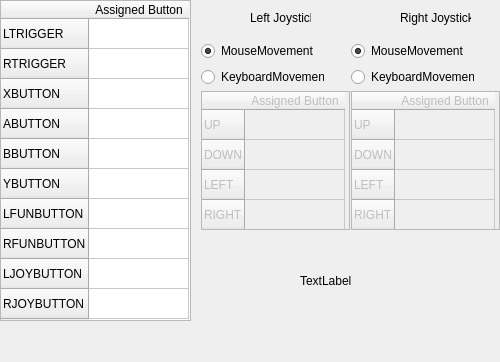
First picture: the form in CustomConfiguration.ui, repository renair/GamepadDriver, before the edit.
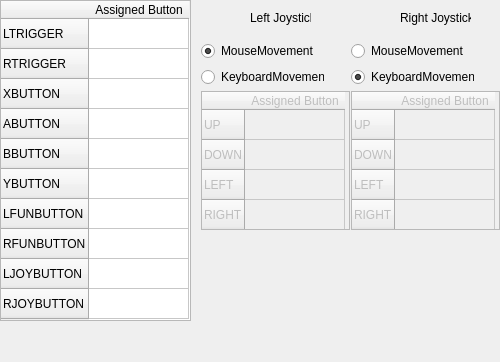
Second picture: the form after the edit.

Commit message: Loading and changing Configuration in CustomConfiguration

```diff
--- a/CustomConfiguration.ui
+++ b/CustomConfiguration.ui
@@ -152,19 +152,6 @@
     </property>
    </item>
   </widget>
-  <widget class="QLabel" name="testLabel">
-   <property name="geometry">
-    <rect>
-     <x>300</x>
-     <y>260</y>
-     <width>81</width>
-     <height>41</height>
-    </rect>
-   </property>
-   <property name="text">
-    <string>TextLabel</string>
-   </property>
-  </widget>
   <widget class="QLabel" name="leftJoyLabel">
    <property name="geometry">
     <rect>
@@ -349,7 +336,7 @@
     </property>
    </item>
   </widget>
-  <widget class="QWidget" name="">
+  <widget class="QWidget" name="layoutWidget">
    <property name="geometry">
     <rect>
      <x>201</x>
@@ -384,7 +371,7 @@
     </item>
    </layout>
   </widget>
-  <widget class="QWidget" name="">
+  <widget class="QWidget" name="layoutWidget">
    <property name="geometry">
     <rect>
      <x>351</x>
@@ -403,7 +390,7 @@
        <string>MouseMovement</string>
       </property>
       <property name="checked">
-       <bool>true</bool>
+       <bool>false</bool>
       </property>
      </widget>
     </item>
@@ -415,6 +402,9 @@
       <property name="text">
        <string>KeyboardMovement</string>
       </property>
+      <property name="checked">
+       <bool>true</bool>
+      </property>
      </widget>
     </item>
    </layout>
```
The commit also changes 5 other files.
